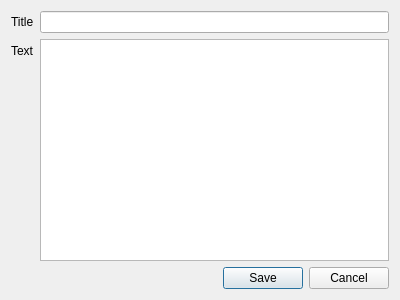
xavier-berthiaume/notes-app, file quick-notes/createnotedialog.ui: the form before one commit.
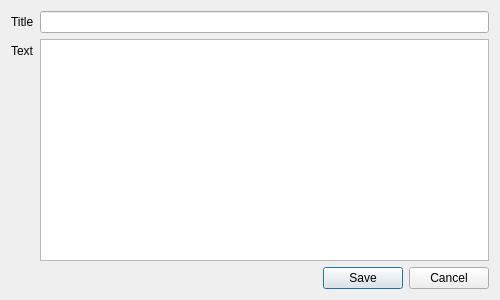
The form after the commit.

The edit to the form file:
```diff
--- a/quick-notes/createnotedialog.ui
+++ b/quick-notes/createnotedialog.ui
@@ -6,10 +6,22 @@
    <rect>
     <x>0</x>
     <y>0</y>
-    <width>400</width>
+    <width>500</width>
     <height>300</height>
    </rect>
   </property>
+  <property name="sizePolicy">
+   <sizepolicy hsizetype="MinimumExpanding" vsizetype="MinimumExpanding">
+    <horstretch>0</horstretch>
+    <verstretch>0</verstretch>
+   </sizepolicy>
+  </property>
+  <property name="minimumSize">
+   <size>
+    <width>500</width>
+    <height>300</height>
+   </size>
+  </property>
   <property name="windowTitle">
    <string>Create a note</string>
   </property>
```
